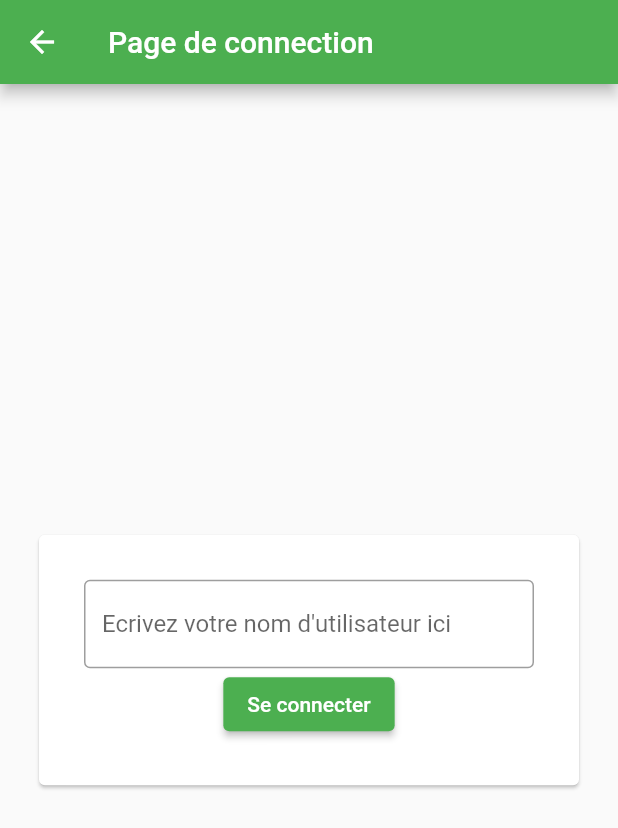
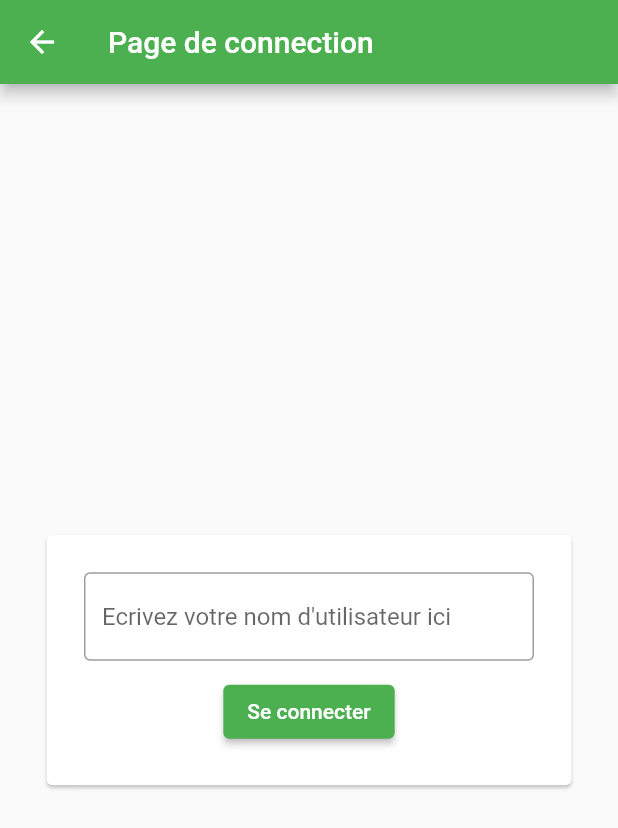
Before and after one commit to ChristianSassine/mobile-scrabble, a Flutter app: the screen it shows after launch, after a tap on "Se connecter", on a phone screen of 412 x 824 dp. Shown: the top 828 px of the screen. Run offline on Flutter 3.47's test engine with Material 2 defaults, Android fonts, the phone set to English and light mode, and no system bars; our stand-ins replace flutter_dotenv, get_it, rxdart, socket_io_client; network calls fail.

Commit message:
Added signin screen and refactored the login screen

```diff
--- a/lib/screens/login-screen.dart
+++ b/lib/screens/login-screen.dart
@@ -1,5 +1,4 @@
 import 'package:flutter/material.dart';
-import 'package:flutter/widgets.dart';
 import 'package:get_it/get_it.dart';
 
 import '../domain/services/auth-service.dart';
@@ -20,11 +19,25 @@ class _LoginScreenState extends State<LoginScreen> {
   final _usernameFieldController = TextEditingController();
   final _formKey = GlobalKey<FormState>();
 
+  void _validateAndConnect() {
+    if (_formKey.currentState!.validate()) {
+      authService.connectUser(_usernameFieldController.text);
+      Navigator.pop(context);
+    }
+  }
+
+  String? _validateUsername(username) {
+    if (username == null || username.isEmpty || username.trim() == '') {
+      return "Entrez un nom d'utilisateur avant de soumettre";
+    }
+    return null;
+  }
+
   @override
   Widget build(BuildContext context) {
     return Scaffold(
       appBar: AppBar(
-        title: const Text("Page de connection"),
+        title: Text(widget.title),
       ),
       body: Center(
         child: Column(
@@ -32,7 +45,7 @@ class _LoginScreenState extends State<LoginScreen> {
           children: [
             Card(
               child: Padding(
-                padding: const EdgeInsets.all(30.0),
+                padding: const EdgeInsets.all(25.0),
                 child: Column(
                   children: [
                     SizedBox(
@@ -40,37 +53,21 @@ class _LoginScreenState extends State<LoginScreen> {
                       child: Form(
                         key: _formKey,
                         child: TextFormField(
-                          validator: (value) {
-                            if (value == null ||
-                                value.isEmpty ||
-                                value.trim() == '') {
-                              return "Entrez un nom d'utilisateur avant de soumettre";
-                            }
-                            return null;
-                          },
+                          validator: _validateUsername,
                           controller: _usernameFieldController,
                           decoration: const InputDecoration(
                             border: OutlineInputBorder(),
                             hintText: "Ecrivez votre nom d'utilisateur ici",
                           ),
-                          onFieldSubmitted: (String _) {
-                            if (_formKey.currentState!.validate()) {
-                              authService.connectUser(_usernameFieldController.text);
-                            }
-                          },
+                          onFieldSubmitted: (_) => _validateAndConnect(),
                         ),
                         //TODO: Add text field for password
                       ),
                     ),
+                    const SizedBox(height: 10),
                     ElevatedButton(
-                      onPressed: () {
-                        if (_formKey.currentState!.validate()) {
-                          authService.connectUser(_usernameFieldController.text);
-                          Navigator.pop(context);
-                        }
-                        //TODO: Validate all form information => Return to menu if successful
-                      },
-                      child: Text("Se connecter"),
+                      onPressed: _validateAndConnect,
+                      child: const Text("Se connecter"),
                     )
                   ],
                 ),
--- a/lib/screens/menu-screen.dart
+++ b/lib/screens/menu-screen.dart
@@ -4,6 +4,7 @@ import 'package:flutter/material.dart';
 import 'package:get_it/get_it.dart';
 import 'package:mobile/domain/services/auth-service.dart';
 import 'package:mobile/screens/chat-screen.dart';
+import 'package:mobile/screens/signin-screen.dart';
 
 import 'login-screen.dart';
 
@@ -92,18 +93,24 @@ class _MenuScreenState extends State<MenuScreen> {
                         Text(
                             authService.isConnected()
                                 ? "Bienvenue ${authService.username!}"
-                                : "Aucune connetion",
+                                : "Aucune connection",
                             style:
                                 const TextStyle(fontWeight: FontWeight.bold)),
                         const SizedBox(height: 10),
                         ElevatedButton(
                             style: ElevatedButton.styleFrom(
                                 backgroundColor: Colors.green),
-                            onPressed: () => Navigator.push(
-                                context,
-                                MaterialPageRoute(
-                                    builder: (context) => const LoginScreen(
-                                        title: "Page de connection"))),
+                            onPressed: loggedIn
+                                ? null
+                                : () {
+                                    Navigator.push(
+                                        context,
+                                        MaterialPageRoute(
+                                            builder: (context) =>
+                                                const LoginScreen(
+                                                    title:
+                                                        "Page de connection")));
+                                  },
                             child: const Text("Se connecter")),
                         const SizedBox(height: 5),
                         ElevatedButton(
@@ -115,6 +122,16 @@ class _MenuScreenState extends State<MenuScreen> {
                                     authService.disconnect();
                                   },
                             child: const Text("Se deconnecter")),
+                        const SizedBox(height: 5),
+                        ElevatedButton(
+                            style: ElevatedButton.styleFrom(
+                                backgroundColor: Colors.blue),
+                            onPressed: () => Navigator.push(
+                                context,
+                                MaterialPageRoute(
+                                    builder: (context) => const SigninScreen(
+                                        title: "Création de compte"))),
+                            child: const Text("Créer un compte")),
                       ]))),
               const SizedBox(height: 30),
               ElevatedButton(
```
Also changed, not shown: lib/screens/signin-screen.dart (+78 -0 lines).
